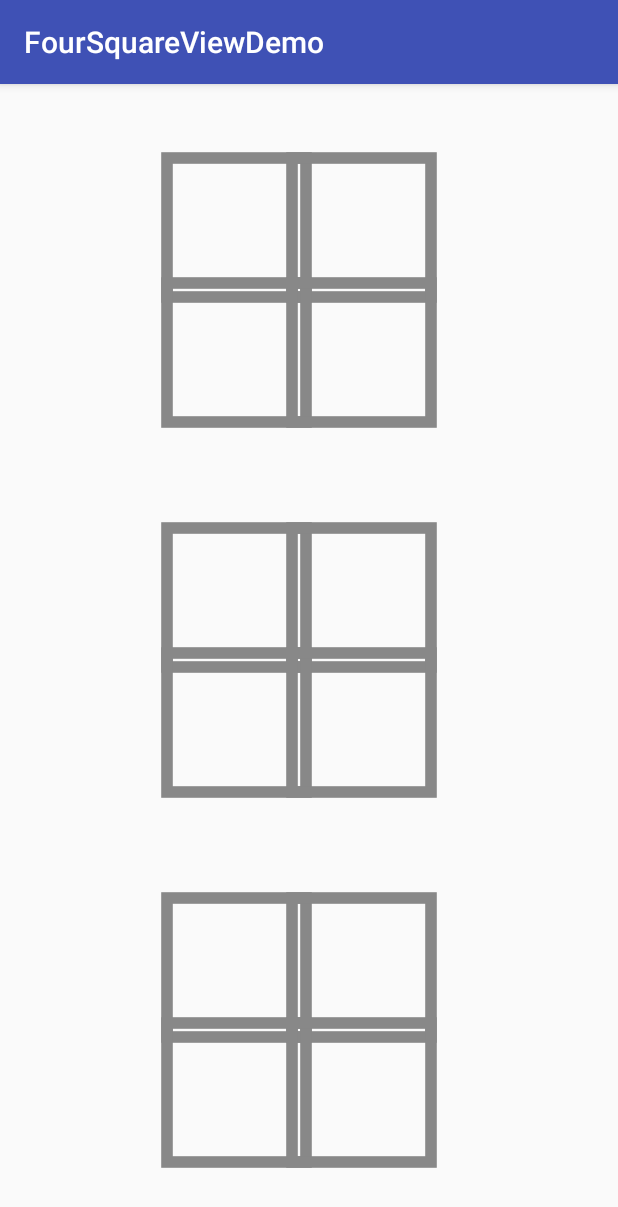
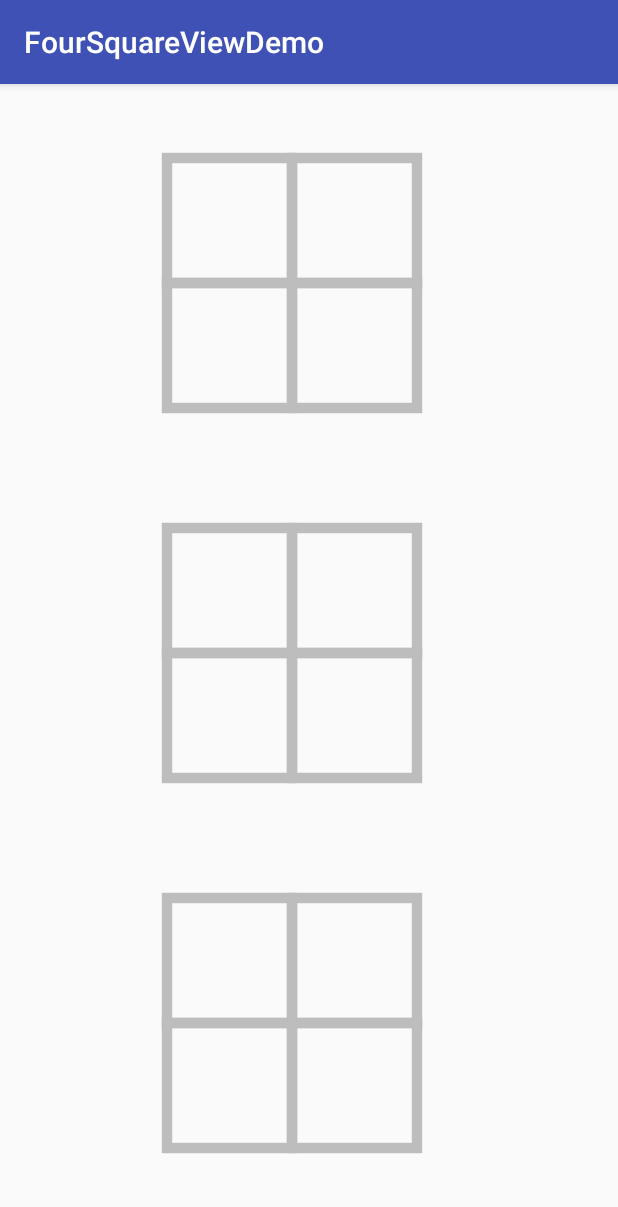
Before and after one commit to Anwesh43/FourSquareView, an Android app: the screen it shows after launch (MainActivity), on a phone screen of 412 x 824 dp. Shown: the top 1207 px of the screen. Run offline under Robolectric (Android 15) with nearby library versions, the phone set to English and light mode, and no system bars.

Commit message:
adding pivot points and changing stroke color

```diff
--- a/foursquareview/src/main/java/com/anwesome/ui/foursquareview/FourSquareView.java
+++ b/foursquareview/src/main/java/com/anwesome/ui/foursquareview/FourSquareView.java
@@ -38,8 +38,9 @@ public class FourSquareView extends View {
             w = (canvas.getWidth()*9)/10;
             h = (canvas.getHeight()*9)/10;
             float x = w/20,y = h/20;
+            int px[]= {0,1,0,1},py[] = {0,0,1,1};
             for(int i=0;i<4;i++) {
-                squares.add(new Square(x,y,colors[i]));
+                squares.add(new Square(x,y,px[i],py[i],colors[i]));
                 x += 9*w/20;
                 if(x >= 9*w/10) {
                     x = w/20;
@@ -66,27 +67,29 @@ public class FourSquareView extends View {
         return true;
     }
     private class Square {
-        private float x,y,size,scale = 0,dir = 0;
+        private float x,y,size,scale = 0,dir = 0,px,py;
         private int color;
-        public Square(float x,float y,int color) {
+        public Square(float x,float y,float px,float py,int color) {
             this.x = x;
             this.y = y;
-            this.size = w/2;
+            this.size = 9*w/20;
             this.color = color;
+            this.px = px*size;
+            this.py = py*size;
         }
         public void draw(Canvas canvas) {
             paint.setStrokeWidth(size/12);
             canvas.save();
-            canvas.translate(x,y);
+            canvas.translate(x+px,y+py);
             canvas.save();
             canvas.scale(scale,scale);
             paint.setStyle(Paint.Style.FILL);
             paint.setColor(color);
-            canvas.drawRect(new RectF(0,0,size,size),paint);
+            canvas.drawRect(new RectF(-px,-py,-px+size,-py+size),paint);
             canvas.restore();
             paint.setStyle(Paint.Style.STROKE);
-            paint.setColor(Color.GRAY);
-            canvas.drawRect(new RectF(0,0,size,size),paint);
+            paint.setColor(Color.parseColor("#BDBDBD"));
+            canvas.drawRect(new RectF(-px,-py,-px+size,-py+size),paint);
             canvas.restore();
         }
         public void update() {
```
